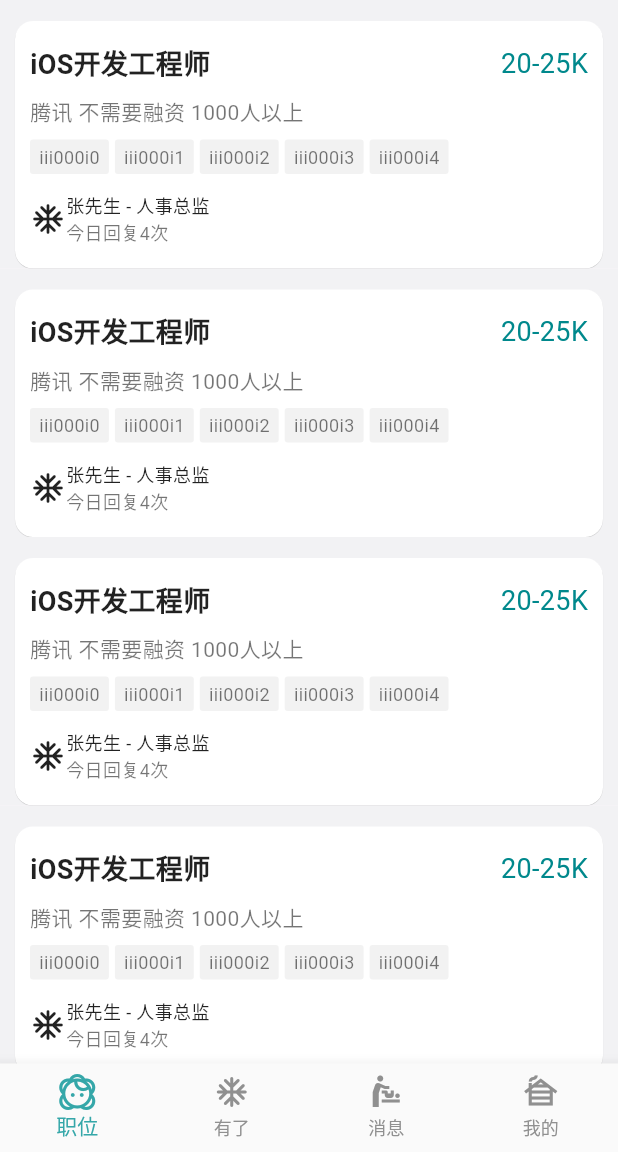
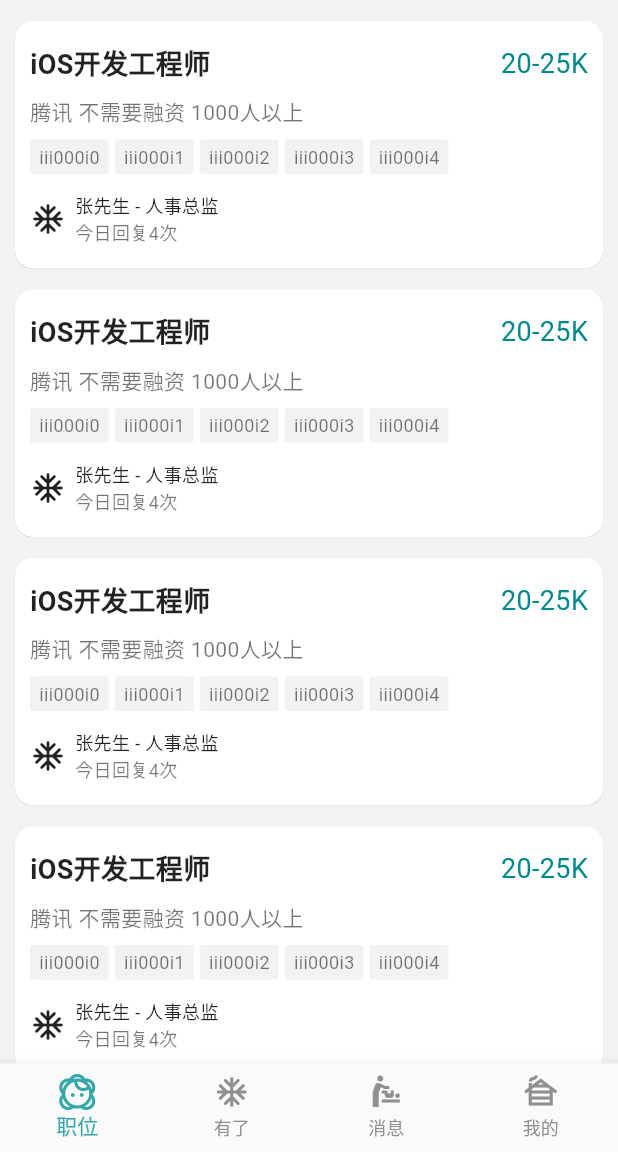
Before and after one commit to BHLinuxKernelSIG/BossZP_Flutter, a Flutter app: the screen it shows after launch, on a phone screen of 412 x 824 dp, the part 84-1236 px from its top. Run offline on Flutter 3.47's test engine with Material 2 defaults, Android fonts, the phone set to English and light mode, and no system bars.

Commit message:
Update position_item_widget.dart

```diff
--- a/lib/ui/position_item_widget.dart
+++ b/lib/ui/position_item_widget.dart
@@ -70,6 +70,7 @@ class PostionItemWidget extends StatelessWidget {
               Row(
                 children: [
                   Icon(Icons.ac_unit_rounded),
+                  SizedBox(width: 6),
                   Column(
                     crossAxisAlignment: CrossAxisAlignment.start,
                     children: [
```
